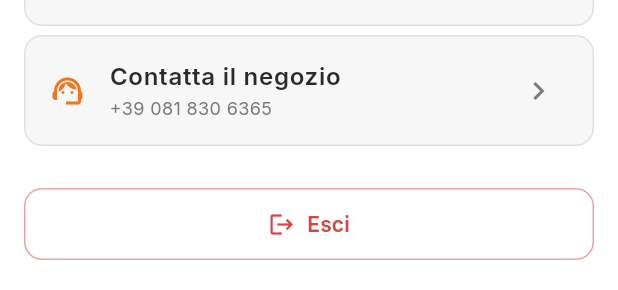
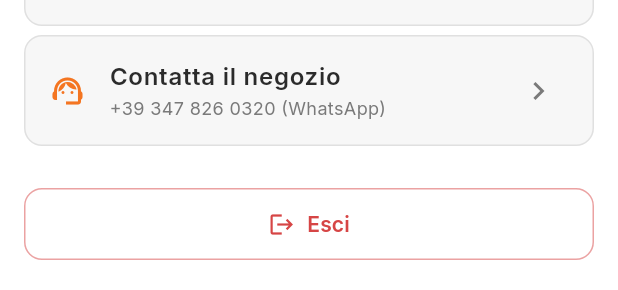
Before and after one commit to nico85-prog/silvestre-app, a Flutter app: the AccountScreen widget shown alone on an empty page, opened directly, scrolled down 576 dp, on a phone screen of 412 x 824 dp. Shown: the part 898-1188 px from the top of the screen. Run offline on Flutter 3.47's test engine with Material 3 defaults, Android fonts, the phone set to English and light mode, and no system bars; our stand-ins replace cloud_firestore, firebase_auth, firebase_core, firebase_messaging, google_fonts, image_picker; accounts and stored records are empty; network calls fail.

Commit message:
feat: numero negozio +393478260320 (WhatsApp Business ufficiale)
Sostituito vecchio +390818306365 in tutti i punti:
- account_screen, about_screen, privacy, operator settings, store info banner
- template 'cancelled' aggiornato anche in Firestore settings/store
- Tile 'Contatta il negozio' ora apre WhatsApp diretto al numero ufficiale

I messaggi operatore al cliente partiranno automaticamente da questo numero
se l'operatore usa il telefono dove WhatsApp Business è loggato come +393478260320.

Co-Authored-By: Claude Opus 4.7 (1M context) <noreply@anthropic.com>

```diff
--- a/app/lib/screens/about_screen.dart
+++ b/app/lib/screens/about_screen.dart
@@ -173,7 +173,7 @@ class AboutScreen extends StatelessWidget {
                         icon: const Icon(Icons.call),
                         label: const Text('Chiama'),
                         onPressed: () =>
-                            MessagingService.callPhone('+390818306365'),
+                            MessagingService.callPhone('+393478260320'),
                       ),
                     ),
                     const SizedBox(width: 10),
--- a/app/lib/screens/account_screen.dart
+++ b/app/lib/screens/account_screen.dart
@@ -2,6 +2,7 @@ import 'dart:convert';
 import 'package:flutter/material.dart';
 import 'package:flutter/services.dart';
 import '../i18n/translations.dart';
+import '../services/messaging_service.dart';
 import '../state/auth_state.dart';
 import '../state/cart_state.dart';
 import '../state/orders_state.dart';
@@ -180,8 +181,12 @@ class AccountScreen extends StatelessWidget {
             _Tile(
               icon: Icons.support_agent_outlined,
               title: 'Contatta il negozio',
-              subtitle: '+39 081 830 6365',
-              onTap: () {},
+              subtitle: '+39 347 826 0320 (WhatsApp)',
+              onTap: () => MessagingService.sendWhatsApp(
+                phone: '+393478260320',
+                message:
+                    'Ciao Silvestre Fotoservizi, ho bisogno di informazioni.',
+              ),
             ),
             const SizedBox(height: 22),
             OutlinedButton.icon(
--- a/app/lib/screens/legal/privacy_policy_screen.dart
+++ b/app/lib/screens/legal/privacy_policy_screen.dart
@@ -42,7 +42,7 @@ class PrivacyPolicyScreen extends StatelessWidget {
           _p(context,
               'Silvestre Fotoservizi S.a.s. — Via Vittorio Emanuele III, 205, '
               '80027 Frattamaggiore (NA). Email: fotosilvestre1970@gmail.com — '
-              'Tel: +39 081 830 6365.'),
+              'Tel: +39 347 826 0320.'),
           _h(context, 'Dati raccolti'),
           _p(context,
               'Email, nome e cognome, telefono (opzionale), foto caricate per gli ordini, '
--- a/app/lib/screens/operator/operator_settings_screen.dart
+++ b/app/lib/screens/operator/operator_settings_screen.dart
@@ -108,7 +108,7 @@ class OperatorSettingsScreen extends StatelessWidget {
                   _kv(palette, 'Nome', 'Silvestre Fotoservizi'),
                   _kv(palette, 'Indirizzo',
                       'Via V. Emanuele III, 205 — 80027 Frattamaggiore (NA)'),
-                  _kv(palette, 'Telefono', '+39 081 830 6365'),
+                  _kv(palette, 'Telefono', '+39 347 826 0320'),
                   _kv(palette, 'Email', 'fotosilvestre1970@gmail.com'),
                   _kv(palette, 'Orari', 'Lun–Sab 09:00–13:00'),
                 ],
--- a/app/lib/state/settings_state.dart
+++ b/app/lib/state/settings_state.dart
@@ -13,7 +13,7 @@ class StoreSettings {
       'inProduction': 'Ciao {{name}}, stiamo lavorando al tuo ordine {{code}}.',
       'ready': 'Ciao {{name}}, il tuo ordine {{code}} è pronto per il ritiro! Ti aspettiamo in Via Vittorio Emanuele III, 205 — 80027 Frattamaggiore (NA). Orari: Lun-Sab 09:00-13:00.',
       'pickedUp': 'Ciao {{name}}, grazie per essere passato da Silvestre Fotoservizi! A presto.',
-      'cancelled': 'Ciao {{name}}, il tuo ordine {{code}} è stato annullato. Se hai dubbi contattaci al +39 081 830 6365.',
+      'cancelled': 'Ciao {{name}}, il tuo ordine {{code}} è stato annullato. Se hai dubbi contattaci al +39 347 826 0320.',
     },
     this.lateOrderHours = 48,
   });
--- a/app/lib/widgets/store_info_banner.dart
+++ b/app/lib/widgets/store_info_banner.dart
@@ -52,7 +52,7 @@ class StoreInfoBanner extends StatelessWidget {
           _InfoRow(Icons.location_on_outlined,
               'Via Vittorio Emanuele III, 205\n80027 Frattamaggiore (NA)'),
           const SizedBox(height: 8),
-          _InfoRow(Icons.phone_outlined, '+39 081 830 6365'),
+          _InfoRow(Icons.phone_outlined, '+39 347 826 0320'),
           const SizedBox(height: 8),
           _InfoRow(Icons.access_time, 'Lun-Sab 09:00 — 13:00'),
         ],
```
